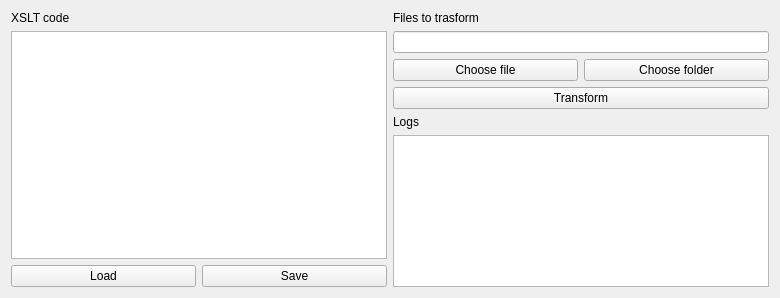
First picture: the form in src/window.ui, repository klara-zielinska/WinXSLT, before the edit.
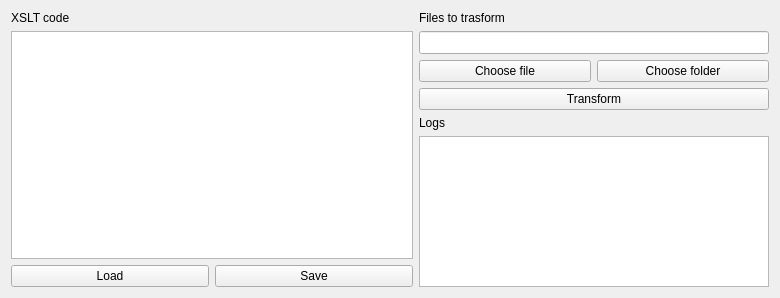
Second picture: the form after the edit. Icons and pictures are not drawn.

What changed in the file:
```diff
--- a/src/window.ui
+++ b/src/window.ui
@@ -16,7 +16,7 @@
   <widget class="QWidget" name="centralWidget">
    <layout class="QHBoxLayout" name="horizontalLayout_3">
     <item>
-     <layout class="QVBoxLayout" name="verticalLayout">
+     <layout class="QVBoxLayout" name="verticalLayout" stretch="0,0,0">
       <item>
        <widget class="QLabel" name="label">
         <property name="text">
@@ -25,7 +25,14 @@
        </widget>
       </item>
       <item>
-       <widget class="QTextEdit" name="xsltBox"/>
+       <widget class="QTextEdit" name="xsltBox">
+        <property name="font">
+         <font>
+          <family>Courier New</family>
+          <pointsize>10</pointsize>
+         </font>
+        </property>
+       </widget>
       </item>
       <item>
        <layout class="QHBoxLayout" name="horizontalLayout">
@@ -48,7 +55,44 @@
      </layout>
     </item>
     <item>
-     <layout class="QVBoxLayout" name="verticalLayout_2">
+     <widget class="QWidget" name="widget" native="true">
+      <property name="sizePolicy">
+       <sizepolicy hsizetype="MinimumExpanding" vsizetype="Preferred">
+        <horstretch>0</horstretch>
+        <verstretch>0</verstretch>
+       </sizepolicy>
+      </property>
+      <property name="minimumSize">
+       <size>
+        <width>350</width>
+        <height>0</height>
+       </size>
+      </property>
+      <property name="maximumSize">
+       <size>
+        <width>350</width>
+        <height>16777215</height>
+       </size>
+      </property>
+      <property name="baseSize">
+       <size>
+        <width>0</width>
+        <height>0</height>
+       </size>
+      </property>
+      <layout class="QVBoxLayout" name="verticalLayout_3">
+       <property name="leftMargin">
+        <number>0</number>
+       </property>
+       <property name="topMargin">
+        <number>0</number>
+       </property>
+       <property name="rightMargin">
+        <number>0</number>
+       </property>
+       <property name="bottomMargin">
+        <number>0</number>
+       </property>
       <item>
        <widget class="QLabel" name="label_2">
         <property name="text">
@@ -57,7 +101,14 @@
        </widget>
       </item>
       <item>
-       <widget class="QLineEdit" name="targetPathBox"/>
+        <widget class="QLineEdit" name="targetPathBox">
+         <property name="font">
+          <font>
+           <family>Courier New</family>
+           <pointsize>10</pointsize>
+          </font>
+         </property>
+        </widget>
       </item>
       <item>
        <layout class="QHBoxLayout" name="horizontalLayout_2">
@@ -92,9 +143,17 @@
        </widget>
       </item>
       <item>
-       <widget class="QListWidget" name="logsBox"/>
-      </item>
-     </layout>
+        <widget class="QListWidget" name="logsBox">
+         <property name="font">
+          <font>
+           <family>MS Shell Dlg 2</family>
+           <pointsize>8</pointsize>
+          </font>
+         </property>
+        </widget>
+       </item>
+      </layout>
+     </widget>
     </item>
    </layout>
   </widget>
```
Left out of the diff: 13 changed lines with no effect on the pictures. Lines whose indentation alone changed are shown as unchanged.
